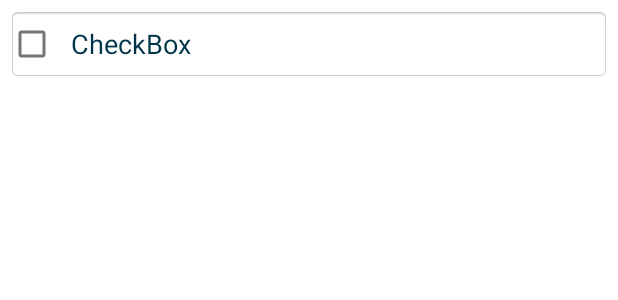
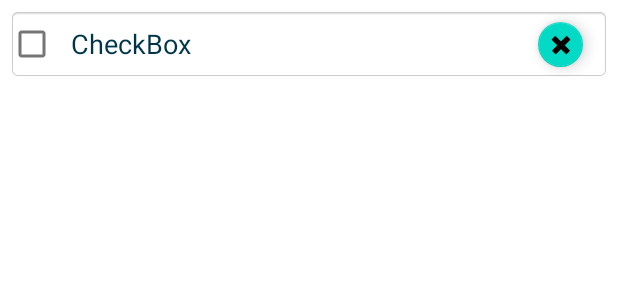
Before and after one commit to skotina-kot/MyList, an Android app: the layout markup.xml on its own in the app's theme, with its tools: preview values and no code run, on a phone screen of 412 x 824 dp. Shown: the top 300 px of the screen. Run offline under Robolectric (Android 15) with nearby library versions, the phone set to English and light mode, and no system bars.

Commit message:
git commit

```diff
--- a/app/src/main/java/com/example/mylist/db/ListColumn.kt
+++ b/app/src/main/java/com/example/mylist/db/ListColumn.kt
@@ -5,6 +5,6 @@ class ListColumn {
     var header = "empty"
     var description = "empty"
     var time = ""
-    var flag = "false"
+    var flag = ""
 
 }
--- a/app/src/main/java/com/example/mylist/db/MyConstants.kt
+++ b/app/src/main/java/com/example/mylist/db/MyConstants.kt
@@ -5,4 +5,5 @@ object MyConstants {
     const val HEADER_KEY = "header_key"
     const val DESCRIPTION_KEY = "description_key"
     const val FLAG_KEY = "flag_key"
+    const val POS_KEY = "pos_key"
 }
--- a/app/src/main/res/layout/markup.xml
+++ b/app/src/main/res/layout/markup.xml
@@ -14,25 +14,31 @@
         android:layout_width="match_parent"
         android:layout_height="wrap_content"
         android:background="@android:drawable/editbox_background"
+        android:clickable="true"
+        android:longClickable="true"
         android:padding="10sp"
         android:text="CheckBox"
-        android:longClickable="true"
         android:textColor="@color/dark_back"
         android:textSize="18sp"
+        app:layout_constraintEnd_toEndOf="parent"
         app:layout_constraintStart_toStartOf="parent"
-        app:layout_constraintTop_toTopOf="parent"
-        app:layout_constraintEnd_toEndOf="parent" />
+        app:layout_constraintTop_toTopOf="parent" />
 
-    <TextView
-        android:id="@+id/textL"
-        android:layout_width="200sp"
-        android:layout_height="0sp"
-        android:layout_marginEnd="5sp"
-        android:gravity="right"
-        android:inputType="textMultiLine"
-        android:text=""
-        android:textSize="12sp"
+    <com.google.android.material.floatingactionbutton.FloatingActionButton
+        android:id="@+id/fb_delete_item"
+        android:layout_width="30sp"
+        android:layout_height="30sp"
+        android:layout_marginTop="10sp"
+        android:layout_marginEnd="10sp"
+        android:layout_marginBottom="10sp"
+        android:clickable="true"
+        app:fabSize="mini"
+        app:fabCustomSize="31sp"
         app:layout_constraintBottom_toBottomOf="@+id/checkBox"
         app:layout_constraintEnd_toEndOf="@+id/checkBox"
-        app:layout_constraintTop_toTopOf="@+id/checkBox" />
+        app:layout_constraintTop_toTopOf="@+id/checkBox"
+        app:maxImageSize="20sp"
+        app:srcCompat="@android:drawable/ic_delete"
+        app:useCompatPadding="false" />
+
 </androidx.constraintlayout.widget.ConstraintLayout>
```
Also changed, not shown: app/src/main/java/com/example/mylist/EditActivity.kt (+16 -3 lines), app/src/main/java/com/example/mylist/MainActivity.kt (+15 -23 lines), app/src/main/java/com/example/mylist/db/MyAdapter.kt (+29 -3 lines), app/src/main/java/com/example/mylist/db/MyDatabaseManager.kt (+17 -0 lines).
